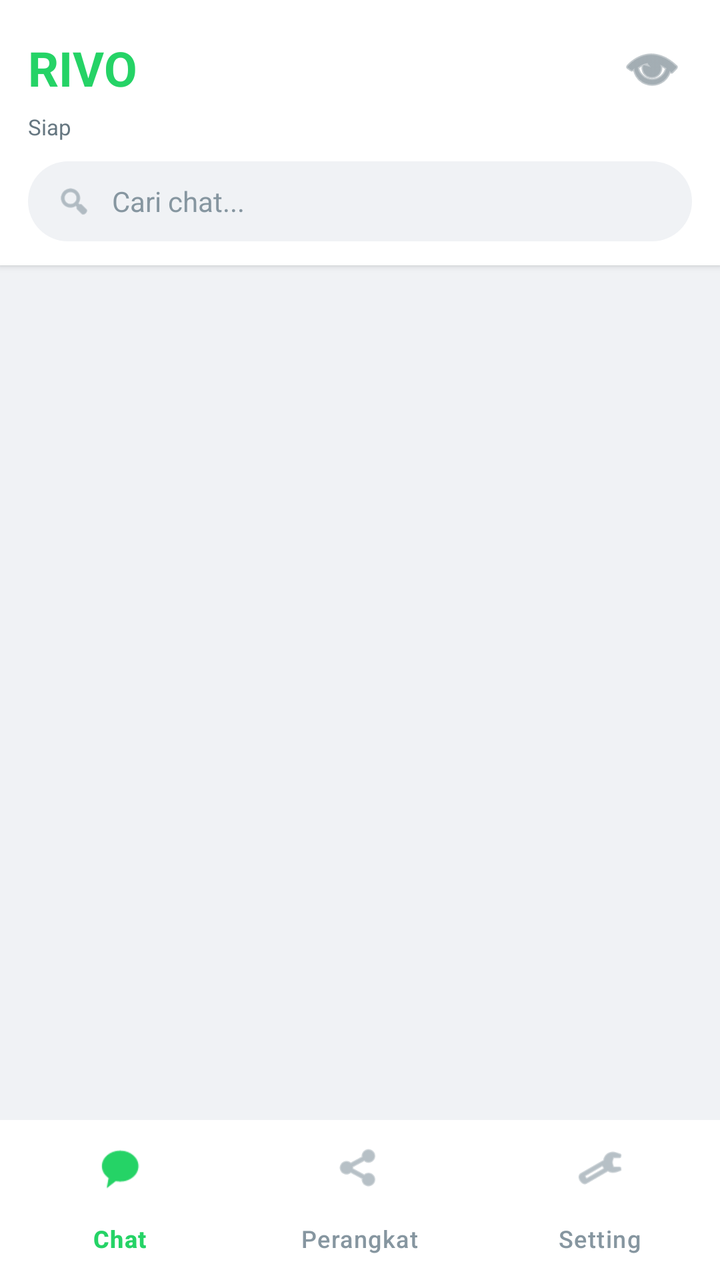
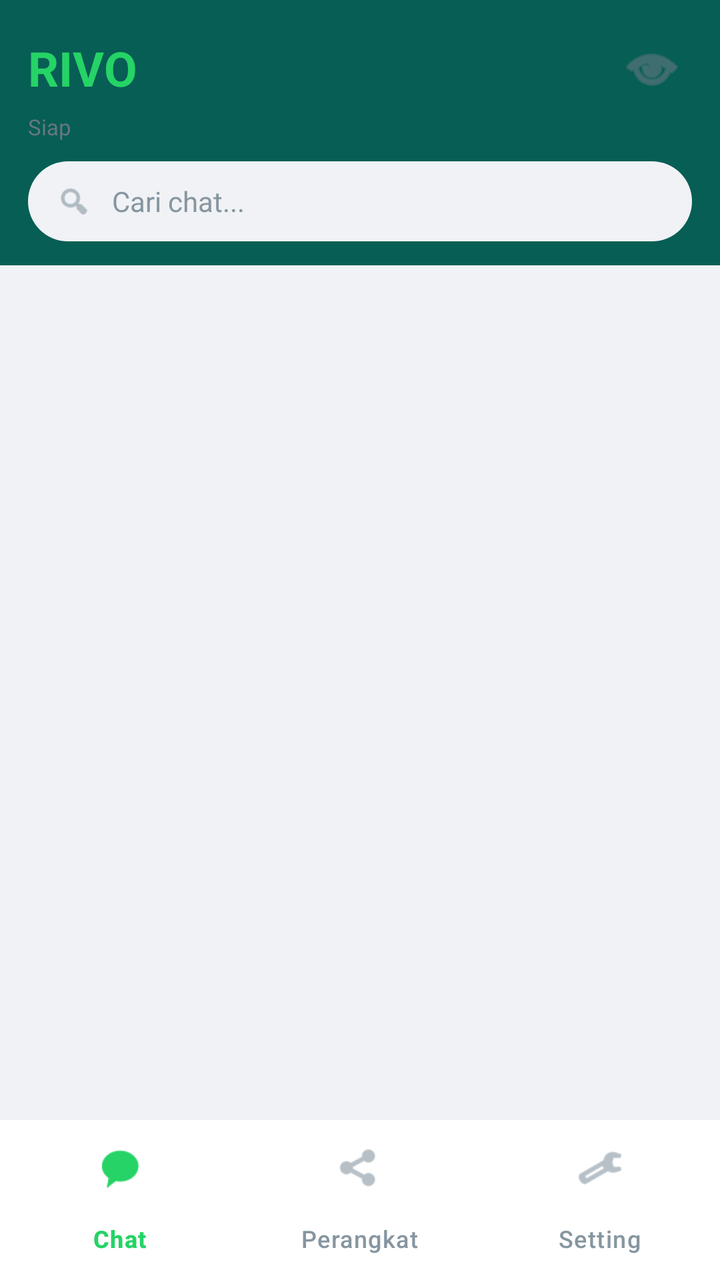

Compare the two renders of this Android layout. The source of the first and the diff that turns it into the second are given below.
<!-- AndroidManifest.xml: application theme Theme.Material3.DayNight.NoActionBar -->
<!-- res/layout/activity_main.xml -->
<?xml version="1.0" encoding="utf-8"?>
<LinearLayout xmlns:android="http://schemas.android.com/apk/res/android"
    xmlns:app="http://schemas.android.com/apk/res-auto"
    android:layout_width="match_parent"
    android:layout_height="match_parent"
    android:orientation="vertical"
    android:background="@color/home_bg">

    <LinearLayout
        android:layout_width="match_parent"
        android:layout_height="wrap_content"
        android:background="@color/bubble_other"
        android:orientation="vertical"
        android:paddingTop="14dp"
        android:paddingBottom="12dp"
        android:paddingHorizontal="14dp"
        android:elevation="2dp">

        <LinearLayout
            android:layout_width="match_parent"
            android:layout_height="wrap_content"
            android:orientation="horizontal"
            android:gravity="center_vertical">

            <TextView
                android:layout_width="0dp"
                android:layout_height="wrap_content"
                android:layout_weight="1"
                android:text="RIVO"
                android:textColor="@color/brand_accent"
                android:textSize="24sp"
                android:textStyle="bold" />

            <ImageButton
                android:id="@+id/btnDarkMode"
                android:layout_width="40dp"
                android:layout_height="40dp"
                android:background="?android:attr/selectableItemBackgroundBorderless"
                android:src="@android:drawable/ic_menu_view"
                android:tint="@color/text_secondary"
                android:contentDescription="Mode" />
        </LinearLayout>

        <TextView
            android:id="@+id/statusText"
            android:layout_width="match_parent"
            android:layout_height="wrap_content"
            android:text="Siap"
            android:textColor="@color/text_secondary"
            android:textSize="11sp"
            android:paddingTop="2dp"
            android:paddingBottom="10dp" />

        <LinearLayout
            android:layout_width="match_parent"
            android:layout_height="40dp"
            android:background="@drawable/search_bg"
            android:orientation="horizontal"
            android:gravity="center_vertical"
            android:paddingHorizontal="14dp">

            <ImageView
                android:layout_width="18dp"
                android:layout_height="18dp"
                android:src="@android:drawable/ic_menu_search"
                android:tint="#8696A0"
                android:contentDescription="Cari" />

            <EditText
                android:id="@+id/searchInput"
                android:layout_width="match_parent"
                android:layout_height="match_parent"
                android:background="@null"
                android:hint="Cari chat..."
                android:textColorHint="#8696A0"
                android:textColor="@color/text_primary"
                android:textSize="14sp"
                android:paddingStart="10dp"
                android:paddingEnd="10dp"
                android:inputType="text"
                android:importantForAutofill="no" />
        </LinearLayout>
    </LinearLayout>

    <FrameLayout
        android:id="@+id/fragmentContainer"
        android:layout_width="match_parent"
        android:layout_height="0dp"
        android:layout_weight="1">

        <androidx.recyclerview.widget.RecyclerView
            android:id="@+id/chatList"
            android:layout_width="match_parent"
            android:layout_height="match_parent"
            android:paddingTop="4dp"
            android:clipToPadding="false"
            android:paddingBottom="80dp" />

        <TextView
            android:id="@+id/emptyText"
            android:layout_width="match_parent"
            android:layout_height="wrap_content"
            android:layout_gravity="center"
            android:text="Belum ada chat.\nBuka Setting -> Test Chat untuk mulai."
            android:textAlignment="center"
            android:textColor="@color/text_secondary"
            android:textSize="14sp"
            android:padding="40dp"
            android:visibility="gone" />
    </FrameLayout>

    <com.google.android.material.bottomnavigation.BottomNavigationView
        android:id="@+id/bottomNav"
        android:layout_width="match_parent"
        android:layout_height="wrap_content"
        android:background="@color/bubble_other"
        app:itemIconTint="@color/bottom_nav_color"
        app:itemTextColor="@color/bottom_nav_color"
        app:menu="@menu/bottom_nav_menu"
        app:labelVisibilityMode="labeled" />

</LinearLayout>
<!-- resources referenced by this layout -->
<resources>
  <color name="brand_accent">#25D366</color>
  <color name="bubble_other">#FFFFFF</color>
  <color name="home_bg">#F0F2F5</color>
  <color name="text_primary">#111B21</color>
  <color name="text_secondary">#667781</color>
  <!-- drawable search_bg (drawable) -->
  <?xml version="1.0" encoding="utf-8"?>
  <shape xmlns:android="http://schemas.android.com/apk/res/android"
      android:shape="rectangle">
      <solid android:color="#F0F2F5" />
      <corners android:radius="24dp" />
  </shape>
</resources>

<!-- the commit's change to res/layout/activity_main.xml (unified diff, before → after) -->
@@ -7,14 +7,14 @@
     android:background="@color/home_bg">
 
     <LinearLayout
+        android:id="@+id/mainHeader"
         android:layout_width="match_parent"
         android:layout_height="wrap_content"
-        android:background="@color/bubble_other"
+        android:background="@drawable/header_bg"
         android:orientation="vertical"
         android:paddingTop="14dp"
         android:paddingBottom="12dp"
-        android:paddingHorizontal="14dp"
-        android:elevation="2dp">
+        android:paddingHorizontal="14dp">
 
         <LinearLayout
             android:layout_width="match_parent"
<!-- resource entries referenced after the edit -->
@@ -5,6 +5,12 @@
   <color name="home_bg">#F0F2F5</color>
   <color name="text_primary">#111B21</color>
   <color name="text_secondary">#667781</color>
+  <!-- drawable header_bg (drawable) -->
+  <?xml version="1.0" encoding="utf-8"?>
+  <shape xmlns:android="http://schemas.android.com/apk/res/android"
+      android:shape="rectangle">
+      <solid android:color="@color/brand_green" />
+  </shape>
   <!-- drawable search_bg (drawable) -->
   <?xml version="1.0" encoding="utf-8"?>
   <shape xmlns:android="http://schemas.android.com/apk/res/android"
@@ -12,5 +18,6 @@
       <solid android:color="#F0F2F5" />
       <corners android:radius="24dp" />
   </shape>
+  <color name="brand_green">#075E54</color>
 </resources>
 
